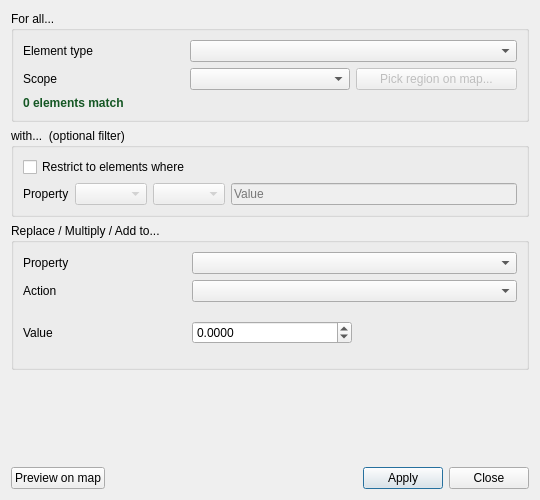
Old version of the form ui/queries/qgisred_groupedit_dialog.ui in the repository qgisred/QGISRed.
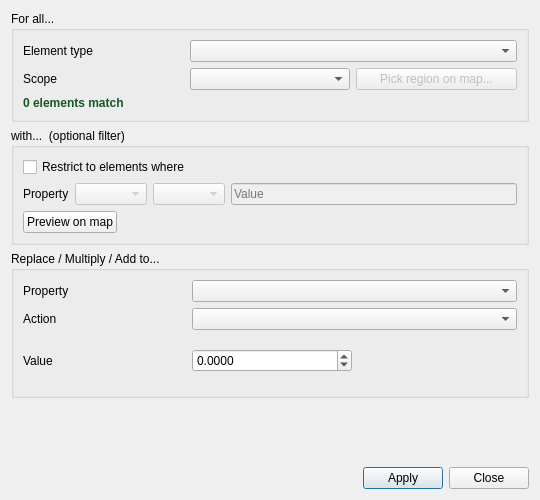
New version of the form. Custom widgets are drawn as their Qt base class.

Commit message: Group Edit: Move Preview on map button into the filter groupbox

```diff
--- a/ui/queries/qgisred_groupedit_dialog.ui
+++ b/ui/queries/qgisred_groupedit_dialog.ui
@@ -121,6 +121,30 @@
           </property>
          </widget>
         </item>
+        <item row="2" column="0" colspan="4">
+         <layout class="QHBoxLayout" name="previewLayout">
+          <item>
+           <widget class="QPushButton" name="btPreview">
+            <property name="text">
+             <string>Preview on map</string>
+            </property>
+           </widget>
+          </item>
+          <item>
+           <spacer name="previewSpacer">
+            <property name="orientation">
+             <enum>Qt::Horizontal</enum>
+            </property>
+            <property name="sizeHint" stdset="0">
+             <size>
+              <width>40</width>
+              <height>20</height>
+             </size>
+            </property>
+           </spacer>
+          </item>
+         </layout>
+        </item>
        </layout>
       </widget>
      </item>
@@ -301,13 +325,6 @@
      </item>
      <item>
       <layout class="QHBoxLayout" name="footerLayout">
-       <item>
-        <widget class="QPushButton" name="btPreview">
-         <property name="text">
-          <string>Preview on map</string>
-         </property>
-        </widget>
-       </item>
        <item>
         <spacer name="horizontalSpacer">
          <property name="orientation">
```
